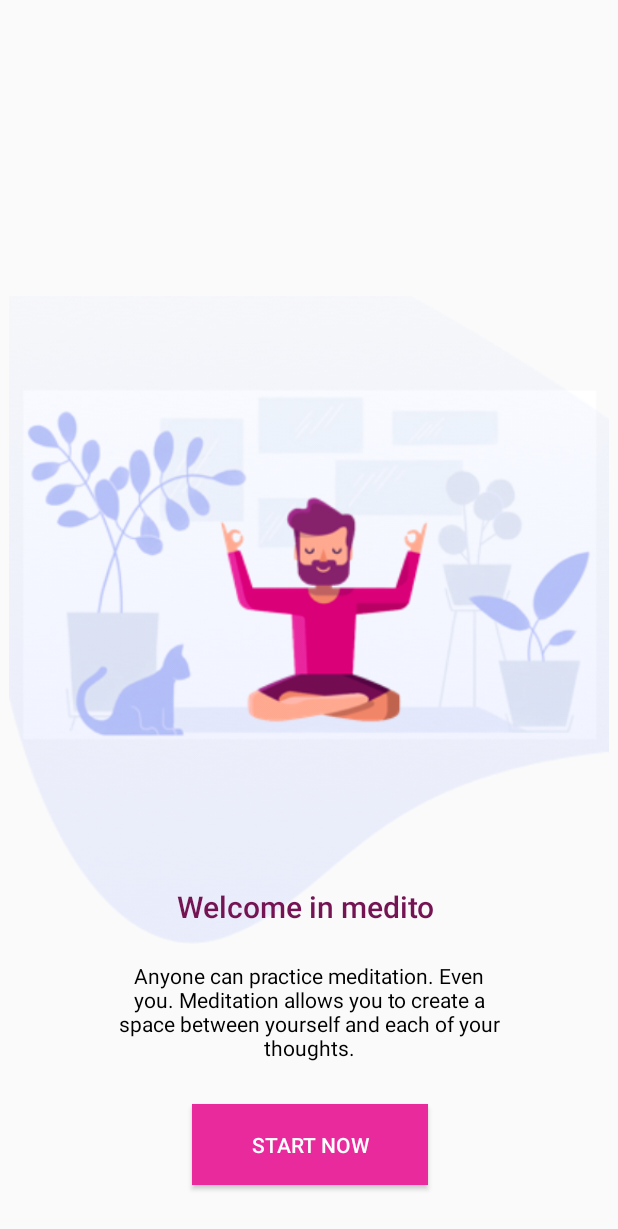
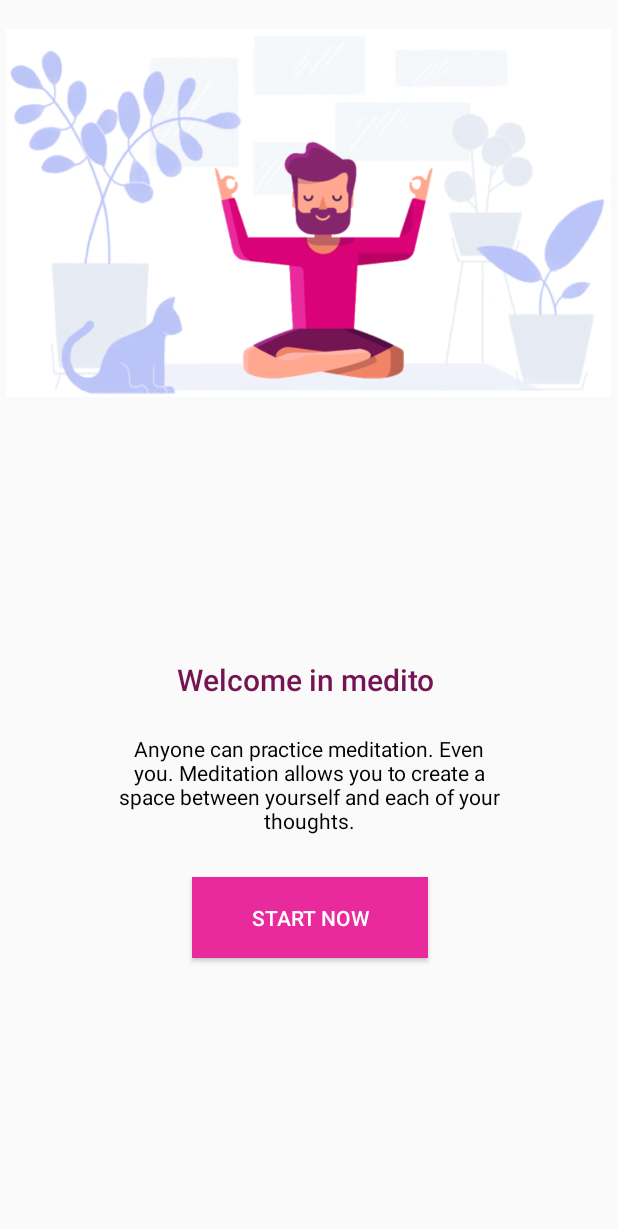
Before and after one commit to julioyildo/kotlin_yoga, an Android app: the screen it shows after launch (MainActivity), on a phone screen of 412 x 824 dp. Shown: the top 1229 px of the screen. Run offline under Robolectric (Android 15) with nearby library versions, the phone set to English and light mode, and no system bars.

Commit message:
change home image :art:

```diff
--- a/app/src/main/res/layout/activity_main.xml
+++ b/app/src/main/res/layout/activity_main.xml
@@ -9,15 +9,19 @@
 
     <ImageView
         android:id="@+id/imageView"
-        android:layout_width="400dp"
-        android:layout_height="589dp"
-        android:layout_marginBottom="116dp"
+        android:layout_width="403dp"
+        android:layout_height="268dp"
+        android:layout_marginBottom="292dp"
+        android:layout_marginTop="8dp"
         android:contentDescription="@string/background_image"
         android:cropToPadding="false"
         app:layout_constraintBottom_toBottomOf="parent"
         app:layout_constraintEnd_toEndOf="parent"
+        app:layout_constraintHorizontal_bias="0.488"
         app:layout_constraintStart_toStartOf="parent"
-        app:srcCompat="@drawable/bkg_home" />
+        app:layout_constraintTop_toTopOf="parent"
+        app:layout_constraintVertical_bias="0.0"
+        app:srcCompat="@drawable/onboarding" />
 
     <TextView
         android:id="@+id/textView2"
@@ -34,7 +38,7 @@
         app:layout_constraintLeft_toLeftOf="parent"
         app:layout_constraintRight_toRightOf="parent"
         app:layout_constraintTop_toTopOf="@+id/imageView"
-        app:layout_constraintVertical_bias="0.68" />
+        app:layout_constraintVertical_bias="0.52" />
 
     <TextView
         android:id="@+id/textView"
```
Also changed, not shown: app/src/main/res/drawable/bkg_home.png (deleted), app/src/main/res/drawable/onboarding.png (added).
